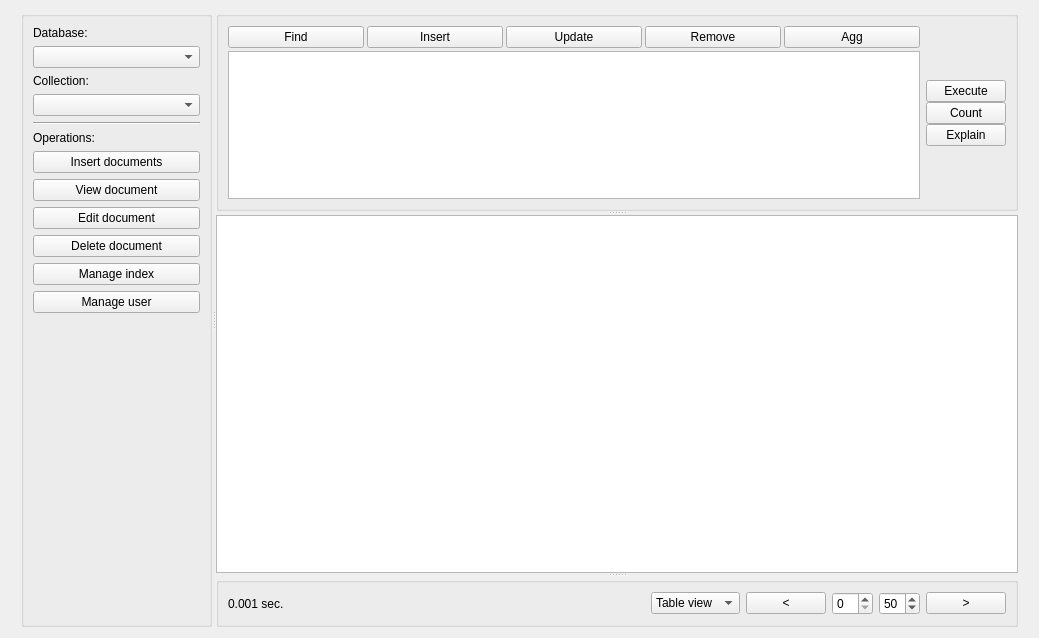
Before: the Qt Designer form qml/main.ui in naponmeka/monger, drawn with Qt 5.
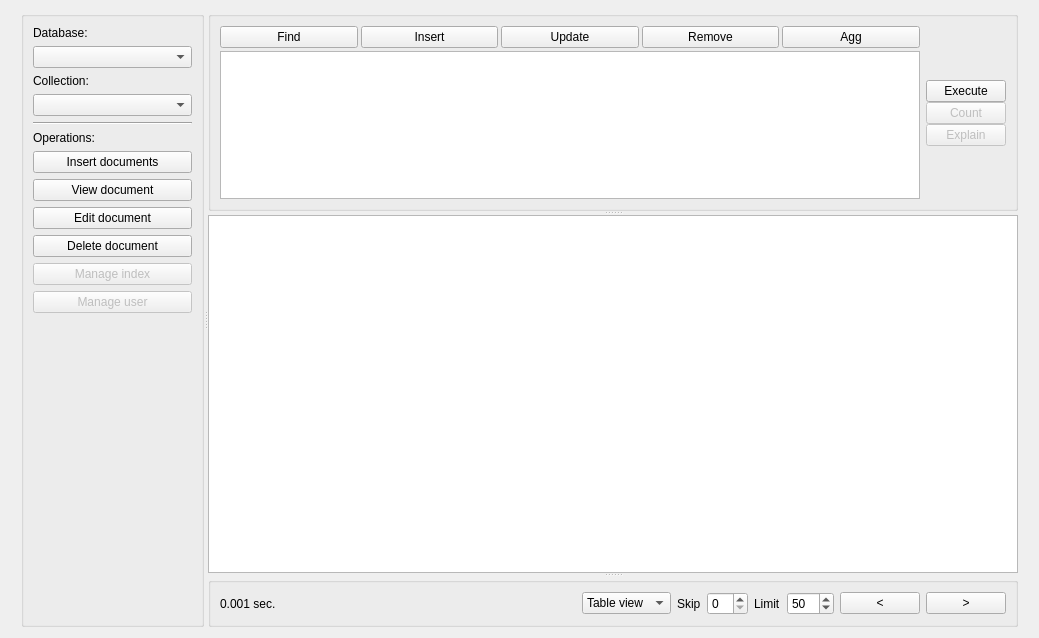
After: the same form once the commit is applied.

Diff of the .ui file:
```diff
--- a/qml/main.ui
+++ b/qml/main.ui
@@ -125,6 +125,9 @@
        </item>
        <item>
         <widget class="QPushButton" name="pushButton_9">
+         <property name="enabled">
+          <bool>false</bool>
+         </property>
          <property name="text">
           <string>Manage index</string>
          </property>
@@ -132,6 +135,9 @@
        </item>
        <item>
         <widget class="QPushButton" name="pushButton_15">
+         <property name="enabled">
+          <bool>false</bool>
+         </property>
          <property name="text">
           <string>Manage user</string>
          </property>
@@ -283,6 +289,9 @@
           </item>
           <item>
            <widget class="QPushButton" name="countBtn">
+            <property name="enabled">
+             <bool>false</bool>
+            </property>
             <property name="text">
              <string>Count</string>
             </property>
@@ -290,6 +299,9 @@
           </item>
           <item>
            <widget class="QPushButton" name="explainBtn">
+            <property name="enabled">
+             <bool>false</bool>
+            </property>
             <property name="text">
              <string>Explain</string>
             </property>
@@ -363,9 +375,9 @@
          </widget>
         </item>
         <item>
-         <widget class="QPushButton" name="pushButton_3">
+         <widget class="QLabel" name="label">
           <property name="text">
-           <string>&lt;</string>
+           <string>Skip</string>
           </property>
          </widget>
         </item>
@@ -373,14 +385,31 @@
          <widget class="QSpinBox" name="beginSpinBox"/>
         </item>
         <item>
-         <widget class="QSpinBox" name="endSpinBox">
+         <widget class="QLabel" name="label_6">
+          <property name="text">
+           <string>Limit</string>
+          </property>
+         </widget>
+        </item>
+        <item>
+         <widget class="QSpinBox" name="limitSpinBox">
+          <property name="maximum">
+           <number>100</number>
+          </property>
           <property name="value">
            <number>50</number>
           </property>
          </widget>
         </item>
         <item>
-         <widget class="QPushButton" name="pushButton_2">
+         <widget class="QPushButton" name="pageLeftBtn">
+          <property name="text">
+           <string>&lt;</string>
+          </property>
+         </widget>
+        </item>
+        <item>
+         <widget class="QPushButton" name="pageRightBtn">
           <property name="sizePolicy">
            <sizepolicy hsizetype="Minimum" vsizetype="Fixed">
             <horstretch>0</horstretch>
```
Left out of the diff: 2 changed lines with no effect on the pictures.
